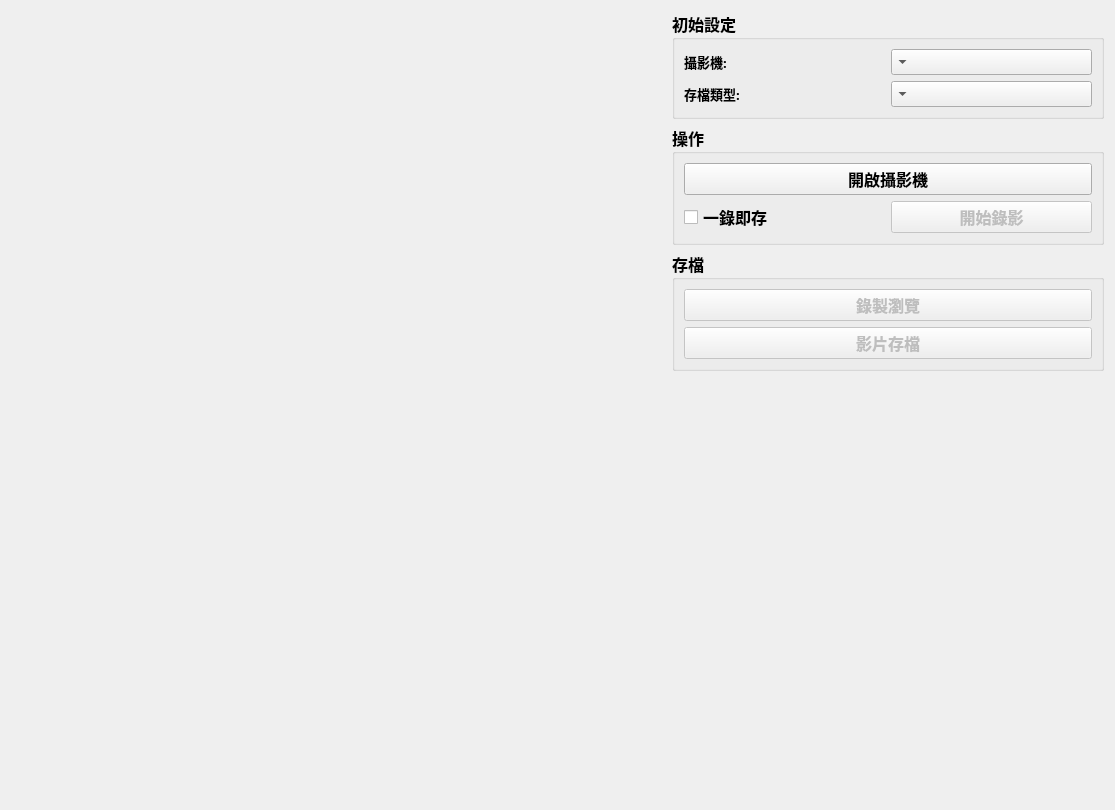
Before: the Qt Designer form src/View/CameraTab/Camera.ui in tarkers/cam_record, drawn with Qt 5.
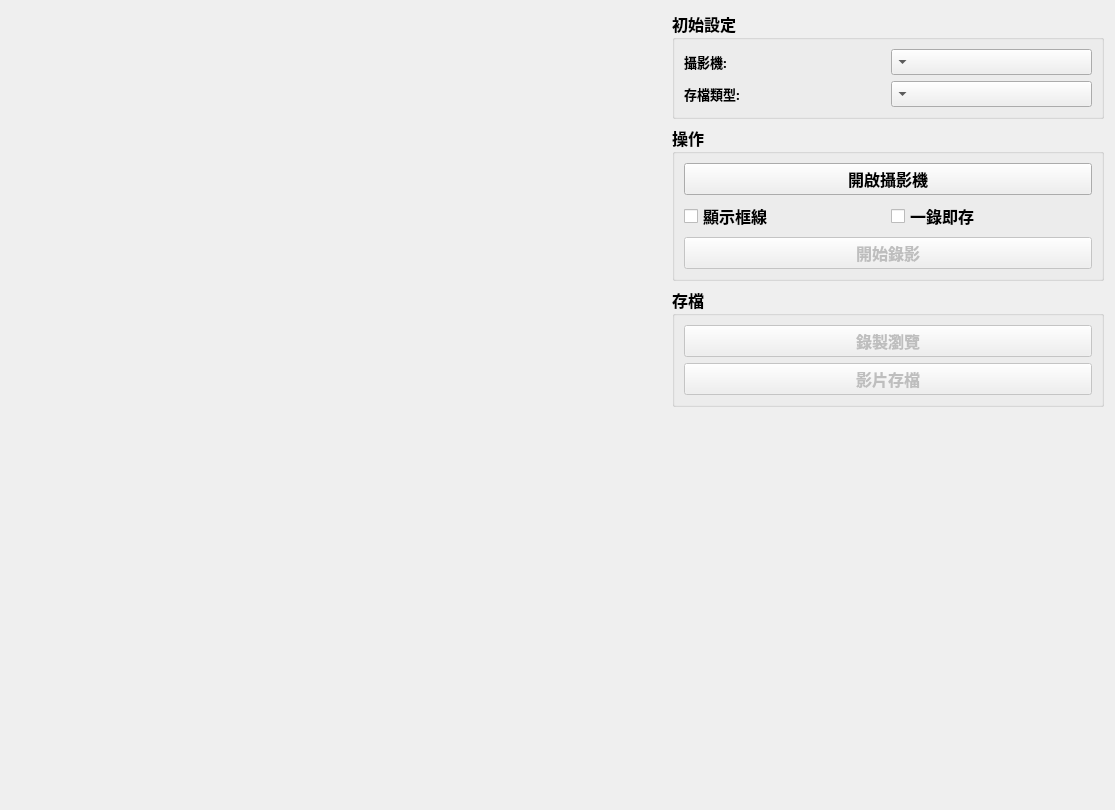
After: the same form once the commit is applied.

Diff of the .ui file:
```diff
--- a/src/View/CameraTab/Camera.ui
+++ b/src/View/CameraTab/Camera.ui
@@ -167,6 +167,13 @@
         </property>
         <layout class="QGridLayout" name="gridLayout_4">
          <item row="1" column="0">
+          <widget class="QCheckBox" name="show_lines">
+           <property name="text">
+            <string>顯示框線</string>
+           </property>
+          </widget>
+         </item>
+         <item row="1" column="1">
           <widget class="QCheckBox" name="save_w_record_check">
            <property name="toolTip">
             <string>開啟則錄影時會立即錄製到本機</string>
@@ -176,7 +183,7 @@
            </property>
           </widget>
          </item>
-         <item row="1" column="1">
+         <item row="2" column="0" colspan="2">
           <widget class="QPushButton" name="record_btn">
            <property name="enabled">
             <bool>false</bool>
```
Left out of the diff: 14 changed lines with no effect on the pictures.
